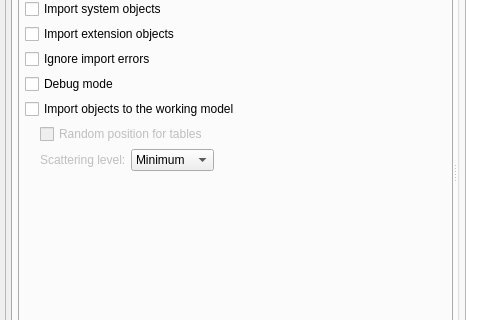
Old version of the form libs/libgui/ui/tools/databaseimportform.ui in the repository pgmodeler/pgmodeler; both pictures show x 0 to 480 and y 196 to 516 of the 936 by 739 pixel window.
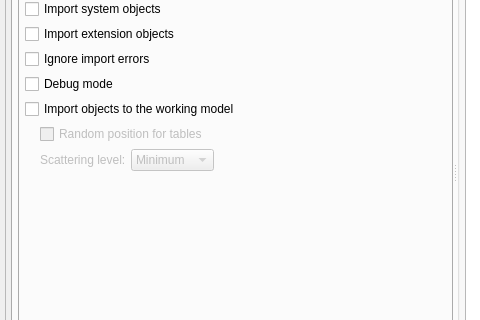
New version of the form. Icons and pictures are not drawn.

Commit message: Minor adjustment in the enableImportControls calls at DatabaseImportForm

```diff
--- a/libs/libgui/ui/tools/databaseimportform.ui
+++ b/libs/libgui/ui/tools/databaseimportform.ui
@@ -460,6 +460,9 @@
                       </item>
                       <item>
                        <widget class="QComboBox" name="scattering_lvl_cmb">
+                        <property name="enabled">
+                         <bool>false</bool>
+                        </property>
                         <property name="toolTip">
                          <string>&lt;p&gt;Determines the amount of space used to scatter the tables in the canvas increasing the distance between them.&lt;/p&gt;</string>
                         </property>
```
The commit also changes 2 other files.
